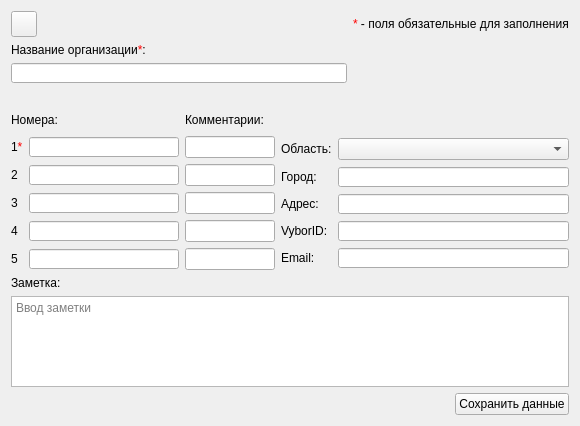
Qt form src/EditOrgContactDialog.ui (okostynchuk/Outcall) before a commit.
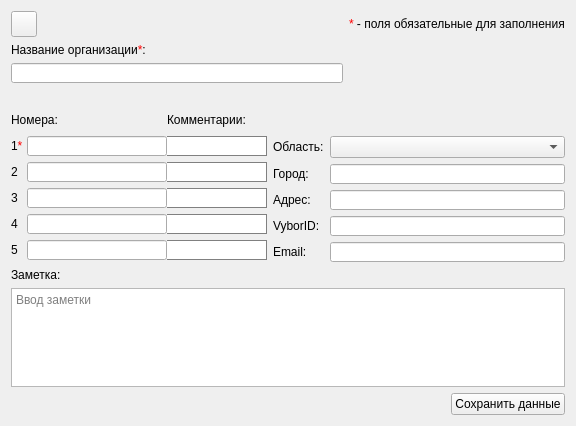
The same form after that commit. Icons and pictures are not drawn.

Commit message: GUI fixes + windowses with phone comments fixed

```diff
--- a/src/EditOrgContactDialog.ui
+++ b/src/EditOrgContactDialog.ui
@@ -6,7 +6,7 @@
    <rect>
     <x>0</x>
     <y>0</y>
-    <width>578</width>
+    <width>574</width>
     <height>426</height>
    </rect>
   </property>
@@ -112,10 +112,161 @@
    </item>
    <item row="1" column="0">
     <layout class="QGridLayout" name="gridLayout_6">
-     <item row="0" column="0">
-      <layout class="QGridLayout" name="gridLayout_5">
+     <item row="0" column="1">
+      <layout class="QGridLayout" name="gridLayout">
+       <item row="1" column="0">
+        <widget class="QLabel" name="label">
+         <property name="minimumSize">
+          <size>
+           <width>0</width>
+           <height>20</height>
+          </size>
+         </property>
+         <property name="text">
+          <string>Область:</string>
+         </property>
+        </widget>
+       </item>
+       <item row="1" column="1">
+        <widget class="QComboBox" name="region">
+         <property name="minimumSize">
+          <size>
+           <width>235</width>
+           <height>0</height>
+          </size>
+         </property>
+        </widget>
+       </item>
+       <item row="2" column="0">
+        <widget class="QLabel" name="label_9">
+         <property name="minimumSize">
+          <size>
+           <width>0</width>
+           <height>20</height>
+          </size>
+         </property>
+         <property name="text">
+          <string>Город:</string>
+         </property>
+        </widget>
+       </item>
+       <item row="2" column="1">
+        <widget class="QLineEdit" name="city">
+         <property name="minimumSize">
+          <size>
+           <width>235</width>
+           <height>20</height>
+          </size>
+         </property>
+         <property name="maximumSize">
+          <size>
+           <width>16777215</width>
+           <height>20</height>
+          </size>
+         </property>
+         <property name="focusPolicy">
+          <enum>Qt::StrongFocus</enum>
+         </property>
+        </widget>
+       </item>
+       <item row="3" column="0">
+        <widget class="QLabel" name="label_10">
+         <property name="minimumSize">
+          <size>
+           <width>0</width>
+           <height>20</height>
+          </size>
+         </property>
+         <property name="text">
+          <string>Адрес:</string>
+         </property>
+        </widget>
+       </item>
+       <item row="3" column="1">
+        <widget class="QLineEdit" name="address">
+         <property name="minimumSize">
+          <size>
+           <width>235</width>
+           <height>20</height>
+          </size>
+         </property>
+         <property name="maximumSize">
+          <size>
+           <width>16777215</width>
+           <height>20</height>
+          </size>
+         </property>
+         <property name="focusPolicy">
+          <enum>Qt::StrongFocus</enum>
+         </property>
+        </widget>
+       </item>
+       <item row="4" column="0">
+        <widget class="QLabel" name="label_11">
+         <property name="minimumSize">
+          <size>
+           <width>0</width>
+           <height>20</height>
+          </size>
+         </property>
+         <property name="text">
+          <string>VyborID:</string>
+         </property>
+        </widget>
+       </item>
+       <item row="4" column="1">
+        <widget class="QLineEdit" name="vyborId">
+         <property name="minimumSize">
+          <size>
+           <width>235</width>
+           <height>20</height>
+          </size>
+         </property>
+         <property name="maximumSize">
+          <size>
+           <width>16777215</width>
+           <height>20</height>
+          </size>
+         </property>
+         <property name="focusPolicy">
+          <enum>Qt::StrongFocus</enum>
+         </property>
+        </widget>
+       </item>
+       <item row="5" column="0">
+        <widget class="QLabel" name="label_12">
+         <property name="minimumSize">
+          <size>
+           <width>0</width>
+           <height>20</height>
+          </size>
+         </property>
+         <property name="text">
+          <string>Email:</string>
+         </property>
+        </widget>
+       </item>
+       <item row="5" column="1">
+        <widget class="QLineEdit" name="email">
+         <property name="minimumSize">
+          <size>
+           <width>235</width>
+           <height>20</height>
+          </size>
+         </property>
+         <property name="maximumSize">
+          <size>
+           <width>16777215</width>
+           <height>20</height>
+          </size>
+         </property>
+         <property name="focusPolicy">
+          <enum>Qt::StrongFocus</enum>
+         </property>
+        </widget>
+       </item>
        <item row="0" column="0" colspan="2">
-        <widget class="QLabel" name="label_5">
+        <widget class="QLabel" name="label_14">
          <property name="minimumSize">
           <size>
            <width>0</width>
@@ -123,10 +274,17 @@
           </size>
          </property>
          <property name="text">
-          <string>Номера:</string>
+          <string/>
          </property>
         </widget>
        </item>
+      </layout>
+     </item>
+     <item row="0" column="0">
+      <layout class="QGridLayout" name="gridLayout_5" columnminimumwidth="16,0,0,0">
+       <property name="horizontalSpacing">
+        <number>0</number>
+       </property>
        <item row="0" column="2">
         <widget class="QLabel" name="label_16">
          <property name="minimumSize">
@@ -140,8 +298,27 @@
          </property>
         </widget>
        </item>
+       <item row="0" column="0" colspan="2">
+        <widget class="QLabel" name="label_5">
+         <property name="minimumSize">
+          <size>
+           <width>0</width>
+           <height>20</height>
+          </size>
+         </property>
+         <property name="text">
+          <string>Номера:</string>
+         </property>
+        </widget>
+       </item>
        <item row="1" column="0">
         <widget class="QLabel" name="label_6">
+         <property name="minimumSize">
+          <size>
+           <width>0</width>
+           <height>20</height>
+          </size>
+         </property>
          <property name="text">
           <string>1&lt;span style = &quot;color: red;&quot;&gt;*&lt;/span&gt;</string>
          </property>
@@ -157,13 +334,13 @@
          </property>
          <property name="minimumSize">
           <size>
-           <width>150</width>
+           <width>140</width>
            <height>20</height>
           </size>
          </property>
          <property name="maximumSize">
           <size>
-           <width>150</width>
+           <width>140</width>
            <height>20</height>
           </size>
          </property>
@@ -176,14 +353,26 @@
         <widget class="QLineEdit" name="firstNumberComment">
          <property name="minimumSize">
           <size>
-           <width>90</width>
-           <height>0</height>
+           <width>100</width>
+           <height>20</height>
           </size>
          </property>
+         <property name="styleSheet">
+          <string notr="true">* {
+border: 1px solid gray;
+border-left: none;
+}</string>
+         </property>
         </widget>
        </item>
        <item row="2" column="0">
         <widget class="QLabel" name="label_7">
+         <property name="minimumSize">
+          <size>
+           <width>0</width>
+           <height>20</height>
+          </size>
+         </property>
          <property name="text">
           <string>2</string>
          </property>
@@ -199,13 +388,13 @@
          </property>
          <property name="minimumSize">
           <size>
-           <width>150</width>
+           <width>140</width>
            <height>20</height>
           </size>
          </property>
          <property name="maximumSize">
           <size>
-           <width>150</width>
+           <width>140</width>
            <height>20</height>
           </size>
          </property>
@@ -218,14 +407,26 @@
         <widget class="QLineEdit" name="secondNumberComment">
          <property name="minimumSize">
           <size>
-           <width>90</width>
-           <height>0</height>
+           <width>100</width>
+           <height>20</height>
           </size>
          </property>
+         <property name="styleSheet">
+          <string notr="true">* {
+border: 1px solid gray;
+border-left: none;
+}</string>
+         </property>
         </widget>
        </item>
        <item row="3" column="0">
         <widget class="QLabel" name="label_8">
+         <property name="minimumSize">
+          <size>
+           <width>0</width>
+           <height>20</height>
+          </size>
+         </property>
          <property name="text">
           <string>3</string>
          </property>
@@ -241,13 +442,54 @@
          </property>
          <property name="minimumSize">
           <size>
-           <width>150</width>
+           <width>140</width>
            <height>20</height>
           </size>
          </property>
          <property name="maximumSize">
           <size>
-           <width>150</width>
+           <width>140</width>
+           <height>20</height>
+          </size>
+         </property>
+         <property name="focusPolicy">
+          <enum>Qt::StrongFocus</enum>
+         </property>
+        </widget>
+       </item>
+       <item row="4" column="2">
+        <widget class="QLineEdit" name="fourthNumberComment">
+         <property name="minimumSize">
+          <size>
+           <width>100</width>
+           <height>20</height>
+          </size>
+         </property>
+         <property name="styleSheet">
+          <string notr="true">* {
+border: 1px solid gray;
+border-left: none;
+}</string>
+         </property>
+        </widget>
+       </item>
+       <item row="4" column="1">
+        <widget class="QLineEdit" name="fourthNumber">
+         <property name="sizePolicy">
+          <sizepolicy hsizetype="Preferred" vsizetype="Fixed">
+           <horstretch>0</horstretch>
+           <verstretch>0</verstretch>
+          </sizepolicy>
+         </property>
+         <property name="minimumSize">
+          <size>
+           <width>140</width>
+           <height>20</height>
+          </size>
+         </property>
+         <property name="maximumSize">
+          <size>
+           <width>140</width>
            <height>20</height>
           </size>
          </property>
@@ -260,94 +502,45 @@
         <widget class="QLineEdit" name="thirdNumberComment">
          <property name="minimumSize">
           <size>
-           <width>90</width>
-           <height>0</height>
+           <width>100</width>
+           <height>20</height>
           </size>
          </property>
+         <property name="styleSheet">
+          <string notr="true">* {
+border: 1px solid gray;
+border-left: none;
+}</string>
+         </property>
         </widget>
        </item>
        <item row="4" column="0">
         <widget class="QLabel" name="label_18">
+         <property name="minimumSize">
+          <size>
+           <width>0</width>
+           <height>20</height>
+          </size>
+         </property>
          <property name="text">
           <string>4</string>
          </property>
         </widget>
        </item>
-       <item row="4" column="1">
-        <widget class="QLineEdit" name="fourthNumber">
-         <property name="sizePolicy">
-          <sizepolicy hsizetype="Preferred" vsizetype="Fixed">
-           <horstretch>0</horstretch>
-           <verstretch>0</verstretch>
-          </sizepolicy>
-         </property>
-         <property name="minimumSize">
-          <size>
-           <width>150</width>
-           <height>20</height>
-          </size>
-         </property>
-         <property name="maximumSize">
-          <size>
-           <width>150</width>
-           <height>20</height>
-          </size>
-         </property>
-         <property name="focusPolicy">
-          <enum>Qt::StrongFocus</enum>
-         </property>
-        </widget>
-       </item>
-       <item row="4" column="2">
-        <widget class="QLineEdit" name="fourthNumberComment">
-         <property name="minimumSize">
-          <size>
-           <width>90</width>
-           <height>0</height>
-          </size>
-         </property>
-        </widget>
-       </item>
-       <item row="5" column="0">
-        <widget class="QLabel" name="label_19">
-         <property name="text">
-          <string>5</string>
-         </property>
-        </widget>
-       </item>
-       <item row="5" column="1">
-        <widget class="QLineEdit" name="fifthNumber">
-         <property name="sizePolicy">
-          <sizepolicy hsizetype="Preferred" vsizetype="Fixed">
-           <horstretch>0</horstretch>
-           <verstretch>0</verstretch>
-          </sizepolicy>
-         </property>
-         <property name="minimumSize">
-          <size>
-           <width>150</width>
-           <height>20</height>
-          </size>
-         </property>
-         <property name="maximumSize">
-          <size>
-           <width>150</width>
-           <height>20</height>
-          </size>
-         </property>
-         <property name="focusPolicy">
-          <enum>Qt::StrongFocus</enum>
-         </property>
-        </widget>
-       </item>
        <item row="5" column="2">
         <widget class="QLineEdit" name="fifthNumberComment">
          <property name="minimumSize">
           <size>
-           <width>90</width>
-           <height>0</height>
+           <width>100</width>
+           <height>20</height>
           </size>
          </property>
+         <property name="styleSheet">
+          <string notr="true">* {
+border: 1px solid gray;
+border-left: none;
+}</string>
+         </property>
         </widget>
        </item>
        <item row="6" column="0" colspan="3">
@@ -363,126 +556,8 @@
          </property>
         </spacer>
        </item>
-      </layout>
-     </item>
-     <item row="0" column="1">
-      <layout class="QGridLayout" name="gridLayout">
-       <item row="1" column="0">
-        <widget class="QLabel" name="label">
-         <property name="text">
-          <string>Область:</string>
-         </property>
-        </widget>
-       </item>
-       <item row="1" column="1">
-        <widget class="QComboBox" name="region"/>
-       </item>
-       <item row="2" column="0">
-        <widget class="QLabel" name="label_9">
-         <property name="text">
-          <string>Город:</string>
-         </property>
-        </widget>
-       </item>
-       <item row="2" column="1">
-        <widget class="QLineEdit" name="city">
-         <property name="minimumSize">
-          <size>
-           <width>231</width>
-           <height>20</height>
-          </size>
-         </property>
-         <property name="maximumSize">
-          <size>
-           <width>16777215</width>
-           <height>20</height>
-          </size>
-         </property>
-         <property name="focusPolicy">
-          <enum>Qt::StrongFocus</enum>
-         </property>
-        </widget>
-       </item>
-       <item row="3" column="0">
-        <widget class="QLabel" name="label_10">
-         <property name="text">
-          <string>Адрес:</string>
-         </property>
-        </widget>
-       </item>
-       <item row="3" column="1">
-        <widget class="QLineEdit" name="address">
-         <property name="minimumSize">
-          <size>
-           <width>230</width>
-           <height>20</height>
-          </size>
-         </property>
-         <property name="maximumSize">
-          <size>
-           <width>16777215</width>
-           <height>20</height>
-          </size>
-         </property>
-         <property name="focusPolicy">
-          <enum>Qt::StrongFocus</enum>
-         </property>
-        </widget>
-       </item>
-       <item row="4" column="0">
-        <widget class="QLabel" name="label_11">
-         <property name="text">
-          <string>VyborID:</string>
-         </property>
-        </widget>
-       </item>
-       <item row="4" column="1">
-        <widget class="QLineEdit" name="vyborId">
-         <property name="minimumSize">
-          <size>
-           <width>230</width>
-           <height>20</height>
-          </size>
-         </property>
-         <property name="maximumSize">
-          <size>
-           <width>16777215</width>
-           <height>20</height>
-          </size>
-         </property>
-         <property name="focusPolicy">
-          <enum>Qt::StrongFocus</enum>
-         </property>
-        </widget>
-       </item>
        <item row="5" column="0">
-        <widget class="QLabel" name="label_12">
-         <property name="text">
-          <string>Email:</string>
-         </property>
-        </widget>
-       </item>
-       <item row="5" column="1">
-        <widget class="QLineEdit" name="email">
-         <property name="minimumSize">
-          <size>
-           <width>230</width>
-           <height>20</height>
-          </size>
-         </property>
-         <property name="maximumSize">
-          <size>
-           <width>16777215</width>
-           <height>20</height>
-          </size>
-         </property>
-         <property name="focusPolicy">
-          <enum>Qt::StrongFocus</enum>
-         </property>
-        </widget>
-       </item>
-       <item row="0" column="0" colspan="2">
-        <widget class="QLabel" name="label_14">
+        <widget class="QLabel" name="label_19">
          <property name="minimumSize">
           <size>
            <width>0</width>
@@ -496,10 +571,48 @@
           </size>
          </property>
          <property name="text">
-          <string/>
+          <string>5</string>
          </property>
         </widget>
        </item>
+       <item row="5" column="1">
+        <widget class="QLineEdit" name="fifthNumber">
+         <property name="sizePolicy">
+          <sizepolicy hsizetype="Preferred" vsizetype="Fixed">
+           <horstretch>0</horstretch>
+           <verstretch>0</verstretch>
+          </sizepolicy>
+         </property>
+         <property name="minimumSize">
+          <size>
+           <width>140</width>
+           <height>20</height>
+          </size>
+         </property>
+         <property name="maximumSize">
+          <size>
+           <width>140</width>
+           <height>20</height>
+          </size>
+         </property>
+         <property name="focusPolicy">
+          <enum>Qt::StrongFocus</enum>
+         </property>
+        </widget>
+       </item>
+       <item row="0" column="3" rowspan="6">
+        <spacer name="horizontalSpacer_2">
+         <property name="orientation">
+          <enum>Qt::Horizontal</enum>
+         </property>
+         <property name="sizeHint" stdset="0">
+          <size>
+           <width>40</width>
+           <height>20</height>
+          </size>
+         </property>
+        </spacer>
+       </item>
       </layout>
      </item>
     </layout>
```
Left out of the diff: 12 changed lines with no effect on the pictures. The commit also changes 16 other files.
